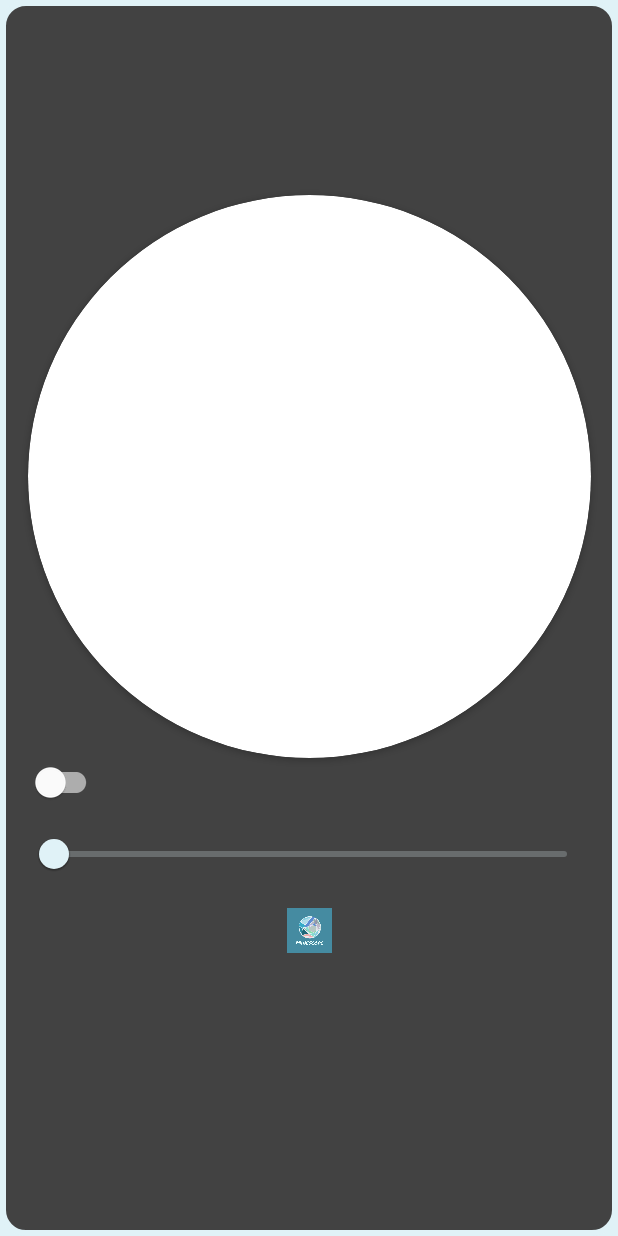
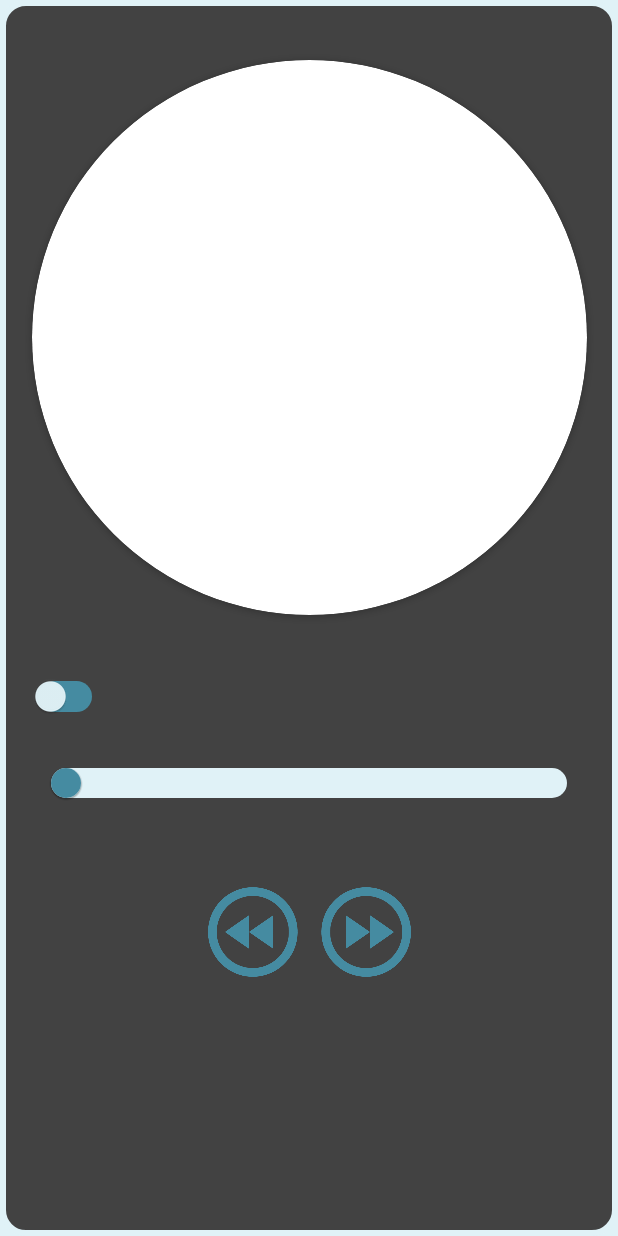
Before and after one commit to noahalerm/Minescope, an Android app: the layout fragment_sample.xml on its own in the app's theme, with its tools: preview values and no code run, on a phone screen of 412 x 824 dp. Run offline under Robolectric (Android 15) with nearby library versions, the light colour scheme and no system bars.

Commit message:
Sample Fragment Update

```diff
--- a/app/src/main/java/com/example/minescope/ui/views/SampleFragment.kt
+++ b/app/src/main/java/com/example/minescope/ui/views/SampleFragment.kt
@@ -13,9 +13,15 @@ import com.squareup.picasso.Picasso
 class SampleFragment : Fragment(R.layout.fragment_sample) {
     //ATTRIBUTES
     private lateinit var image: ImageView
-    private lateinit var image2: ImageView
     private lateinit var switch: SwitchMaterial
     private lateinit var slider: Slider
+    private lateinit var backwardIcon: ImageView
+    private lateinit var forwardIcon: ImageView
+
+    //URL VARIABLES
+    private val firstValueLPNA = 3544
+    private val firstValueLPA = 3363
+    private var lpa = "LPNA"
 
     //ON VIEW CREATED
     override fun onViewCreated(view: View, savedInstanceState: Bundle?){
@@ -23,42 +29,24 @@ class SampleFragment : Fragment(R.layout.fragment_sample) {
 
         //IDs
         image = view.findViewById(R.id.image)
-        image2 = view.findViewById(R.id.imageView2)
         switch = view.findViewById(R.id.lpa_switch)
         slider = view.findViewById(R.id.slider)
-
-        //URL VARIABLES
-        val firstValueLPNA = 3544
-        val firstValueLPA = 3363
-        var lpa = "LPNA"
+        backwardIcon = view.findViewById(R.id.backward_icon)
+        forwardIcon = view.findViewById(R.id.forward_icon)
 
         //IMAGE INITIALIZATION
         Picasso.get().load("https://ddd.uab.cat/pub/minescope/Serpentina_amb_olivina/$lpa/IMG_${firstValueLPNA}.jpg")
             .noFade().placeholder(image.drawable).into(image)
 
         //ON CLICK
-        image2.setOnClickListener {
-            //IMAGE UPDATE
-            if (lpa == "LPNA") {
-                Picasso.get().load("https://ddd.uab.cat/pub/minescope/Serpentina_amb_olivina/$lpa/IMG_${firstValueLPNA+slider.value.toInt()+1}.jpg")
-                    .noFade().placeholder(image.drawable).into(image)
+        //Backward Icon
+        backwardIcon.setOnClickListener {
+            moveWithIcons(-1)
+        }
 
-                //SLIDER UPDATE
-                slider.value++
-
-                //LOG
-                println("https://ddd.uab.cat/pub/minescope/Serpentina_amb_olivina/$lpa/IMG_${firstValueLPNA+slider.value.toInt()}.jpg")
-            }
-            else {
-                Picasso.get().load("https://ddd.uab.cat/pub/minescope/Serpentina_amb_olivina/$lpa/IMG_${firstValueLPA+slider.value.toInt()+1}.jpg")
-                    .noFade().placeholder(image.drawable).into(image)
-
-                //SLIDER UPDATE
-                slider.value++
-
-                //LOG
-                println("https://ddd.uab.cat/pub/minescope/Serpentina_amb_olivina/$lpa/IMG_${firstValueLPA+slider.value.toInt()}.jpg")
-            }
+        //Forward Icon
+        forwardIcon.setOnClickListener {
+            moveWithIcons(1)
         }
 
         //SWITCH
@@ -90,4 +78,33 @@ class SampleFragment : Fragment(R.layout.fragment_sample) {
             println("https://ddd.uab.cat/pub/minescope/Serpentina_amb_olivina/$lpa/IMG_${firstValueLPNA + value.toInt()}.jpg")
         }
     }
+
+    //METHODS
+    /**
+     * This method is used to go to the next or the previous photo by tapping the backward or forward icons.
+     * @param value It indicates if the movement is backwards or forwards. It can be 1 or -1.
+     */
+    private fun moveWithIcons(value: Int) {
+        //IMAGE UPDATE
+        if (lpa == "LPNA") {
+            Picasso.get().load("https://ddd.uab.cat/pub/minescope/Serpentina_amb_olivina/$lpa/IMG_${firstValueLPNA+slider.value.toInt()+value}.jpg")
+                .noFade().placeholder(image.drawable).into(image)
+
+            //SLIDER UPDATE
+            slider.value += value
+
+            //LOG
+            println("https://ddd.uab.cat/pub/minescope/Serpentina_amb_olivina/$lpa/IMG_${firstValueLPNA+slider.value.toInt()}.jpg")
+        }
+        else {
+            Picasso.get().load("https://ddd.uab.cat/pub/minescope/Serpentina_amb_olivina/$lpa/IMG_${firstValueLPA+slider.value.toInt()+value}.jpg")
+                .noFade().placeholder(image.drawable).into(image)
+
+            //SLIDER UPDATE
+            slider.value += value
+
+            //LOG
+            println("https://ddd.uab.cat/pub/minescope/Serpentina_amb_olivina/$lpa/IMG_${firstValueLPA+slider.value.toInt()}.jpg")
+        }
+    }
 }
--- /dev/null
+++ b/app/src/main/res/drawable/custom_switch_track.xml
@@ -0,0 +1,17 @@
+<?xml version="1.0" encoding="utf-8"?>
+<selector xmlns:android="http://schemas.android.com/apk/res/android">
+    <item android:state_checked="false">
+        <shape android:shape="rectangle">
+            <corners android:radius="30dp" />
+            <solid android:color="?attr/colorSecondary" />
+            <size android:height="20dp" android:width="40dp" />
+        </shape>
+    </item>
+    <item android:state_checked="true">
+        <shape android:shape="rectangle">
+            <corners android:radius="30dp" />
+            <solid android:color="?attr/colorSecondaryVariant" />
+            <size android:height="20dp" android:width="40dp" />
+        </shape>
+    </item>
+</selector>
--- a/app/src/main/res/layout/fragment_sample.xml
+++ b/app/src/main/res/layout/fragment_sample.xml
@@ -13,14 +13,12 @@
 
         <androidx.cardview.widget.CardView
             android:id="@+id/card"
-            android:layout_width="375dp"
-            android:layout_height="375dp"
-            android:layout_margin="2dp"
+            android:layout_width="370dp"
+            android:layout_height="370dp"
+            android:layout_margin="40dp"
             android:layout_marginStart="20dp"
-            android:layout_marginTop="40dp"
             android:layout_marginEnd="20dp"
             app:cardCornerRadius="700dp"
-            app:layout_constraintBottom_toBottomOf="parent"
             app:layout_constraintEnd_toEndOf="parent"
             app:layout_constraintStart_toStartOf="parent"
             app:layout_constraintTop_toTopOf="parent">
@@ -31,49 +29,77 @@
                 android:layout_height="700dp"
                 android:layout_gravity="center"
                 android:paddingTop="30dp"
+                android:scaleType="fitCenter"
                 android:scaleX="1.2"
                 android:scaleY="1.2"
-                android:scaleType="fitCenter"
                 app:layout_constraintEnd_toEndOf="parent"
                 app:layout_constraintStart_toStartOf="parent"
                 app:layout_constraintTop_toTopOf="parent" />
 
         </androidx.cardview.widget.CardView>
 
-        <ImageView
-            android:id="@+id/imageView2"
-            android:layout_width="50dp"
-            android:layout_height="30dp"
-            android:layout_gravity="center"
-            android:layout_marginTop="100dp"
-            android:src="@drawable/logo_dark"
-            app:layout_constraintEnd_toEndOf="parent"
-            app:layout_constraintStart_toStartOf="parent"
-            app:layout_constraintTop_toBottomOf="@+id/card" />
-
         <com.google.android.material.switchmaterial.SwitchMaterial
             android:id="@+id/lpa_switch"
             android:layout_width="wrap_content"
             android:layout_height="wrap_content"
             android:layout_marginStart="20dp"
-            app:layout_constraintBottom_toTopOf="@+id/slider"
-            app:layout_constraintStart_toStartOf="parent" />
+            android:layout_marginTop="30dp"
+            app:track="@drawable/custom_switch_track"
+            app:trackTint="?attr/colorSecondary"
+            app:thumbTint="?attr/colorPrimary"
+            app:layout_constraintStart_toStartOf="parent"
+            app:layout_constraintTop_toBottomOf="@+id/card" />
 
         <com.google.android.material.slider.Slider
             android:id="@+id/slider"
             android:layout_width="match_parent"
             android:layout_height="wrap_content"
             android:layout_marginStart="20dp"
-            android:layout_marginTop="40dp"
+            android:layout_marginTop="10dp"
             android:layout_marginEnd="20dp"
+            app:trackHeight="20dp"
+            app:thumbColor="?attr/colorSecondary"
+            app:trackColorInactive="?attr/colorPrimary"
+            app:trackColorActive="?attr/colorSecondary"
+            app:haloColor="?attr/colorSecondary"
+            app:thumbRadius="10.1dp"
             android:stepSize="1.0"
             android:value="0.0"
             android:valueFrom="0.0"
             android:valueTo="143.0"
             app:layout_constraintEnd_toEndOf="parent"
             app:layout_constraintStart_toStartOf="parent"
-            app:layout_constraintTop_toBottomOf="@+id/card"
+            app:layout_constraintTop_toBottomOf="@+id/lpa_switch"
             app:tickVisible="false" />
+
+        <ImageView
+            android:id="@+id/backward_icon"
+            android:layout_width="60dp"
+            android:layout_height="60dp"
+            android:layout_gravity="center"
+            android:layout_marginTop="45dp"
+            android:layout_marginEnd="75dp"
+            android:layout_marginBottom="20dp"
+            android:rotation="180"
+            android:src="@drawable/forward_icon"
+            app:layout_constraintBottom_toBottomOf="parent"
+            app:layout_constraintEnd_toEndOf="parent"
+            app:layout_constraintStart_toStartOf="parent"
+            app:layout_constraintTop_toBottomOf="@+id/slider"
+            app:tint="?attr/colorSecondary" />
+
+        <ImageView
+            android:id="@+id/forward_icon"
+            android:layout_width="60dp"
+            android:layout_height="60dp"
+            android:layout_gravity="center"
+            android:layout_marginStart="75dp"
+            android:src="@drawable/forward_icon"
+            app:layout_constraintBottom_toBottomOf="@+id/backward_icon"
+            app:layout_constraintEnd_toEndOf="parent"
+            app:layout_constraintStart_toStartOf="parent"
+            app:layout_constraintTop_toTopOf="@+id/backward_icon"
+            app:tint="?attr/colorSecondary" />
 
     </androidx.constraintlayout.widget.ConstraintLayout>
 
```
Also changed, not shown: app/src/main/res/drawable/forward_icon.png (added).
